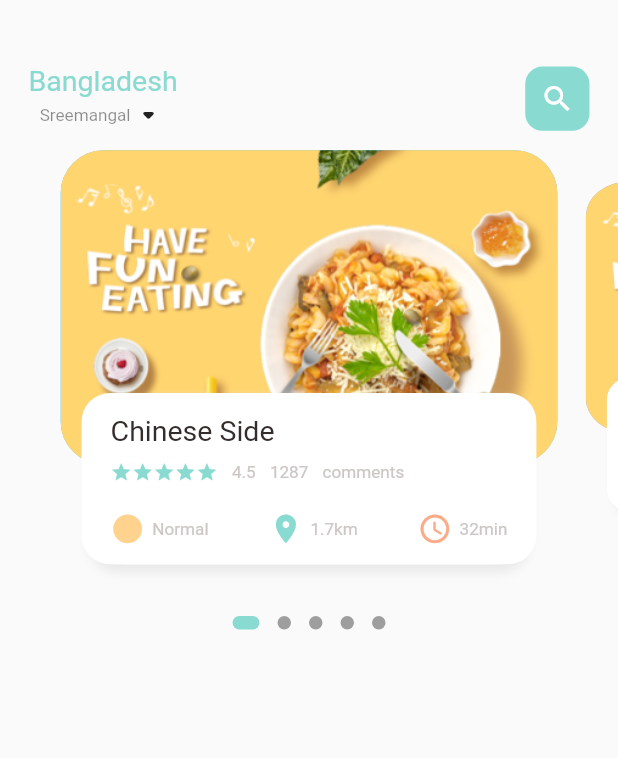
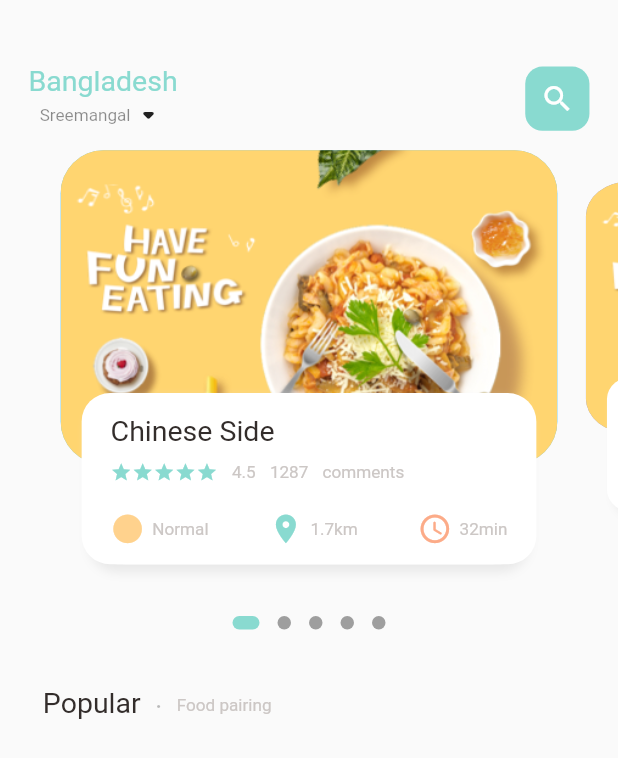
Before and after one commit to PriomDeb/food_order_app, a Flutter app: the screen it shows after launch, on a phone screen of 412 x 824 dp. Shown: the top 758 px of the screen. Run offline on Flutter 3.47's test engine with Material 2 defaults, Android fonts, the phone set to English and light mode, and no system bars; drawn by our look-alikes of dots_indicator; our stand-ins replace get.

Commit message:
Added popular header

```diff
--- a/lib/home/food_page_body.dart
+++ b/lib/home/food_page_body.dart
@@ -66,6 +66,26 @@ class _FoodPageBodyState extends State<FoodPageBody> {
                 borderRadius: BorderRadius.circular(5.0)),
           ),
         ),
+        SizedBox(height: Dimensions.responsiveHeight(30)),
+        Container(
+          margin: EdgeInsets.only(left: Dimensions.responsiveHeight(30)),
+          child: Row(
+            crossAxisAlignment: CrossAxisAlignment.end,
+            children: [
+              BigText(text: "Popular"),
+              SizedBox(width: Dimensions.responsiveHeight(10)),
+              Container(
+                margin: const EdgeInsets.only(bottom: 3),
+                child: BigText(text: ".", color: Colors.black26),
+              ),
+              SizedBox(width: Dimensions.responsiveHeight(10)),
+              Container(
+                margin: const EdgeInsets.only(bottom: 2),
+                child: SmallText(text: "Food pairing"),
+              ),
+            ],
+          ),
+        )
       ],
     );
   }
```
